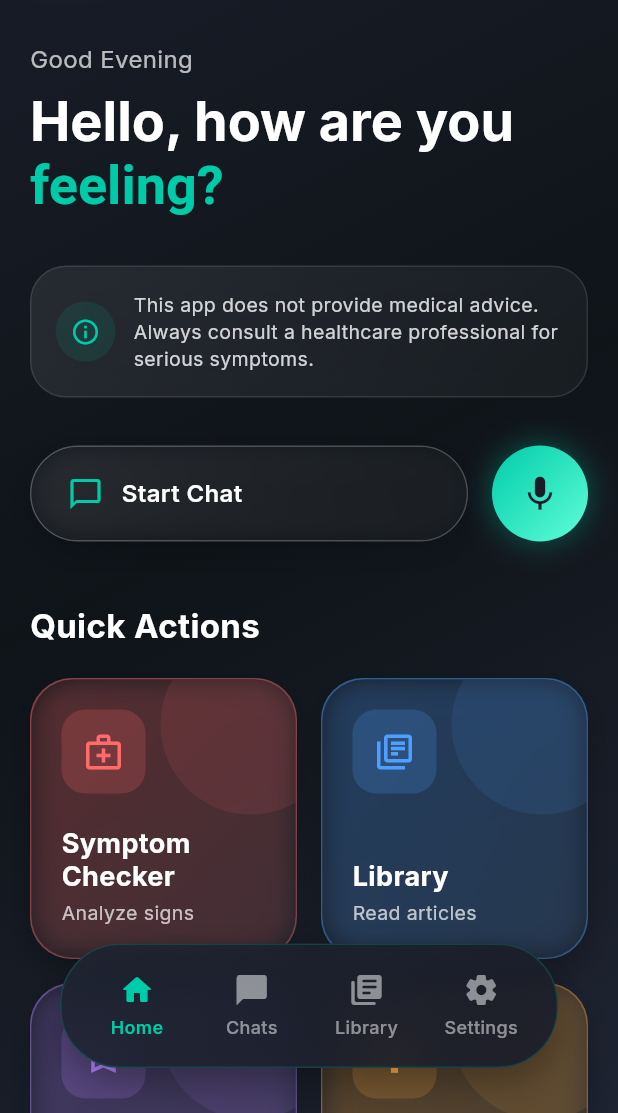
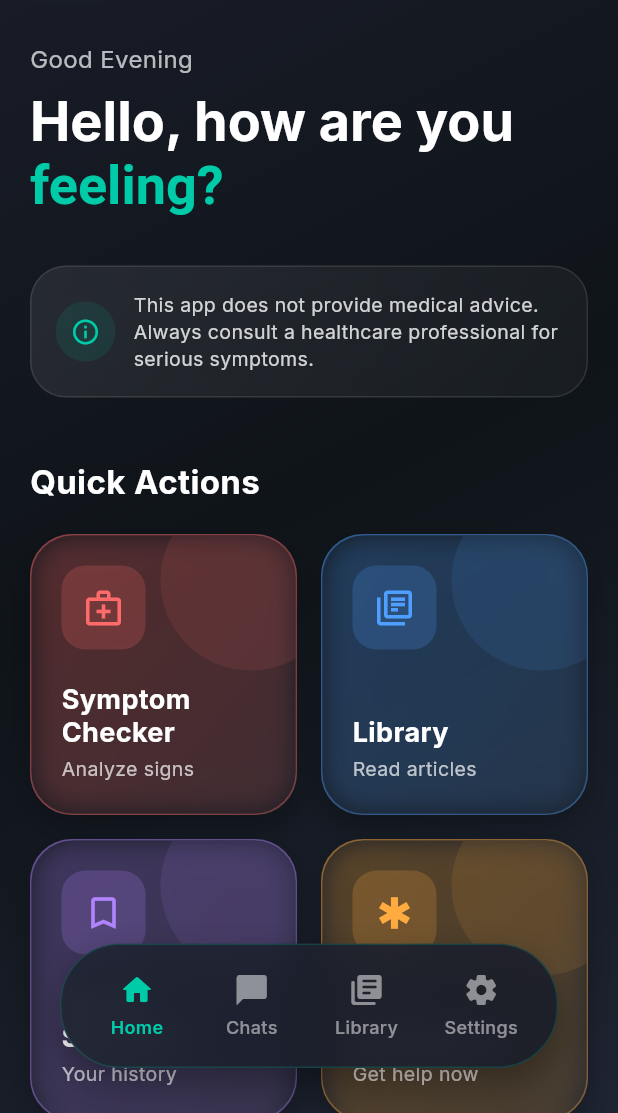
Before and after one commit to IbnuMiftah/black_seed, a Flutter app: the screen it shows after launch, after a tap on "Log In", on a phone screen of 412 x 824 dp, the part 123-1236 px from its top. Run offline on Flutter 3.47's test engine with Material 3 defaults, Android fonts, the phone set to English and light mode, and no system bars; our stand-ins replace google_fonts.

Commit message:
spacing for home screen

```diff
--- a/lib/screens/home_screen.dart
+++ b/lib/screens/home_screen.dart
@@ -178,117 +178,9 @@ class HomeScreen extends StatelessWidget {
                           ),
                         ),
                       ),
-                      const SizedBox(height: 32),
 
-                      // Start Chat Button with Voice Input
-                      Row(
-                        children: [
-                          Expanded(
-                            child: Container(
-                              height: 64,
-                              decoration: BoxDecoration(
-                                borderRadius: BorderRadius.circular(32),
-                                gradient: LinearGradient(
-                                  begin: Alignment.topLeft,
-                                  end: Alignment.bottomRight,
-                                  colors: [
-                                    Colors.white.withAlpha(26),
-                                    Colors.white.withAlpha(13),
-                                  ],
-                                ),
-                                border: Border.all(
-                                  color: Colors.white.withAlpha(51),
-                                  width: 1,
-                                ),
-                                boxShadow: [
-                                  BoxShadow(
-                                    color: Colors.black.withAlpha(51),
-                                    blurRadius: 20,
-                                    offset: const Offset(0, 8),
-                                  ),
-                                ],
-                              ),
-                              child: ClipRRect(
-                                borderRadius: BorderRadius.circular(32),
-                                child: BackdropFilter(
-                                  filter: ImageFilter.blur(sigmaX: 10, sigmaY: 10),
-                                  child: Material(
-                                    color: Colors.transparent,
-                                    child: InkWell(
-                                      onTap: () {
-                                        onTabChange(1); // Navigate to Chat (Index 1)
-                                      },
-                                      borderRadius: BorderRadius.circular(32),
-                                      child: const Padding(
-                                        padding: EdgeInsets.symmetric(horizontal: 24),
-                                        child: Row(
-                                          children: [
-                                            Icon(
-                                              Icons.chat_bubble_outline,
-                                              color: Color(0xFF00CBA9),
-                                              size: 24,
-                                            ),
-                                            SizedBox(width: 12),
-                                            Text(
-                                              'Start Chat',
-                                              style: TextStyle(
-                                                fontFamily: 'Inter',
-                                                fontSize: 16,
-                                                fontWeight: FontWeight.w600,
-                                                color: Colors.white,
-                                              ),
-                                            ),
-                                          ],
-                                        ),
-                                      ),
-                                    ),
-                                  ),
-                                ),
-                              ),
-                            ),
-                          ),
-                          const SizedBox(width: 16),
-                          // Voice Input Button
-                          Container(
-                            width: 64,
-                            height: 64,
-                            decoration: BoxDecoration(
-                              shape: BoxShape.circle,
-                              gradient: const LinearGradient(
-                                begin: Alignment.topLeft,
-                                end: Alignment.bottomRight,
-                                colors: [
-                                  Color(0xFF00CBA9),
-                                  Color(0xFF5FFFD7),
-                                ],
-                              ),
-                              boxShadow: [
-                                BoxShadow(
-                                  color: const Color(0xFF00CBA9).withAlpha(80), // Reduced from 128
-                                  blurRadius: 16,
-                                  spreadRadius: 2,
-                                ),
-                              ],
-                            ),
-                            child: Material(
-                              color: Colors.transparent,
-                              child: InkWell(
-                                onTap: () {
-                                  // TODO: Start voice input
-                                },
-                                customBorder: const CircleBorder(),
-                                child: const Center(
-                                  child: Icon(
-                                    Icons.mic,
-                                    color: Color(0xFF1A1D29),
-                                    size: 28,
-                                  ),
-                                ),
-                              ),
-                            ),
-                          ),
-                        ],
-                      ),
+
+
                       const SizedBox(height: 40),
 
                       // Quick Actions Header
@@ -369,6 +261,9 @@ class HomeScreen extends StatelessWidget {
                       ),
 
                       const SizedBox(height: 40),
+
+                      // Spacing for Bottom Navigation Bar
+                      const SizedBox(height: 110),
                     ],
                   ),
                 ),
```
